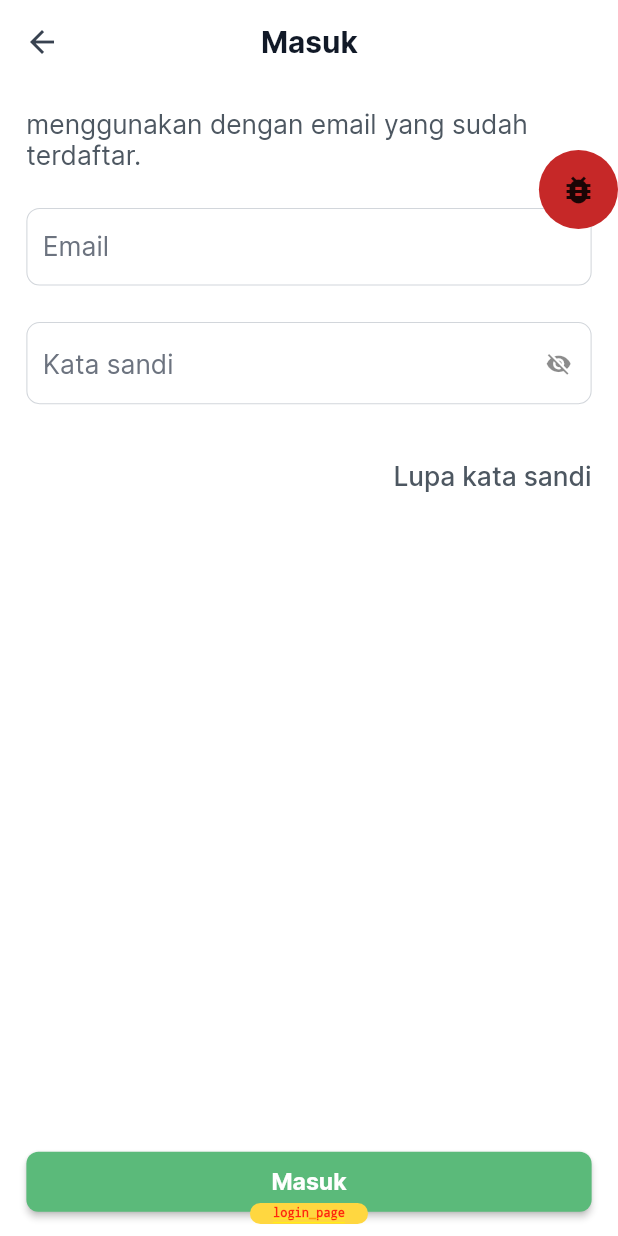
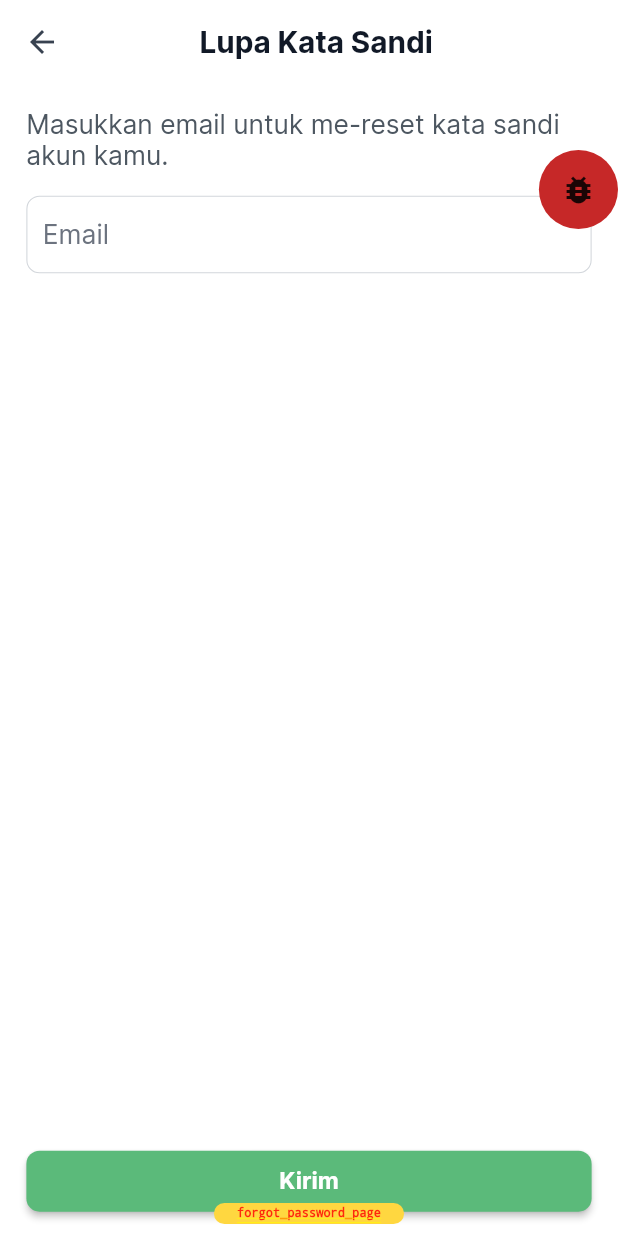
Before and after one commit to mrizkynurfajrie/Flowcy-Customer-Apps, a Flutter app: the PageLogin screen opened by its route, after a tap on "Lupa kata sandi", on a phone screen of 412 x 824 dp. Run offline on Flutter 3.47's test engine with Material 2 defaults, Android fonts, the phone set to English and light mode, and no system bars; our stand-ins replace dio, flutter_holo_date_picker, flutter_image_compress, flutter_screenutil, flutter_spinkit, flutter_svg and 7 more; missing offline and left inert: easy_mask; accounts and stored records are empty.

Commit message:
Forgot Password Page

```diff
--- a/lib/features/login/controller_login.dart
+++ b/lib/features/login/controller_login.dart
@@ -1,4 +1,6 @@
 import 'package:flowcy_customer/features/login/api_login.dart';
+import 'package:flowcy_customer/features/login/forgot_password/pages/form_input_email.dart';
+import 'package:flowcy_customer/features/login/forgot_password/pages/form_input_new_password.dart';
 import 'package:flutter/cupertino.dart';
 import 'package:get/get.dart';
 
@@ -6,6 +8,29 @@ class ControllerLogin extends GetxController {
   final ApiLogin api;
   ControllerLogin({required this.api});
 
+  //Controller Login - Global//
+  final formKey = GlobalKey<FormState>();
+
+  //Controller Login//
   var txtEmail = TextEditingController();
   var txtPassword = TextEditingController();
+
+  //Controller Forgot Password//
+  var txtForgotPasswordEmail = TextEditingController();
+  var txtForgotPassword = TextEditingController();
+  var emailAccount = '(email)'.obs;
+  var currentPage = 0.obs;
+  late PageController pageController;
+  final List<Widget> pages = [
+    const FormInputEmail(),
+    const FormInputNewPassword(),
+  ];
+  changePage(index) => currentPage.value = index;
+
+  @override
+  void onInit() async {
+    // TODO: implement onInit
+    pageController = PageController(initialPage: currentPage.value);
+    super.onInit();
+  }
 }
--- /dev/null
+++ b/lib/features/login/forgot_password/page_forgot_password.dart
@@ -0,0 +1,152 @@
+import 'package:flowcy_customer/features/login/api_login.dart';
+import 'package:flowcy_customer/features/login/controller_login.dart';
+import 'package:flowcy_customer/shared/constans/colors.dart';
+import 'package:flowcy_customer/shared/constans/styles.dart';
+import 'package:flowcy_customer/shared/widgets/buttons/button_primary.dart';
+import 'package:flowcy_customer/shared/widgets/pages/page_decoration_top.dart';
+import 'package:flutter/material.dart';
+import 'package:flutter_screenutil/flutter_screenutil.dart';
+import 'package:get/get.dart';
+
+class PageForgotPassword extends GetView<ControllerLogin> {
+  const PageForgotPassword({super.key});
+
+  @override
+  Widget build(BuildContext context) {
+    return PageDecorationTop(
+      resizeAvoidBottom: true,
+      title: "",
+      toolbarColor: AppColor.whiteColor,
+      backgroundColor: AppColor.whiteColor,
+      toolbarTitleColor: AppColor.neutral.shade700,
+      enableBack: true,
+      padding: EdgeInsets.zero,
+      center: Obx(
+        () => Padding(
+          padding: EdgeInsets.only(
+            left: controller.currentPage.value == 0 ? 77 : 78.5,
+          ),
+          child: Text(
+            controller.currentPage.value == 0
+                ? "Lupa Kata Sandi"
+                : "Kata Sandi Baru",
+            style: TextStyles.titleSmBold.copyWith(
+              color: AppColor.neutral.shade900,
+            ),
+          ),
+        ),
+      ),
+      onBackPressed: () {
+        var nextForm = controller.currentPage.value - 1;
+        if (nextForm >= 0) {
+          if (controller.currentPage.value == 1) {
+            controller.changePage(nextForm);
+            controller.pageController.animateToPage(
+              nextForm,
+              duration: Times.medium,
+              curve: Curves.easeInOut,
+            );
+          }
+        } else {
+          Get.back();
+        }
+      },
+      child: WillPopScope(
+        onWillPop: () async {
+          var nextForm = controller.currentPage.value - 1;
+          if (nextForm >= 0) {
+            if (controller.currentPage.value == 1) {
+              //condition 1
+            }
+            controller.changePage(nextForm);
+            controller.pageController.animateToPage(
+              nextForm,
+              duration: Times.medium,
+              curve: Curves.easeInOut,
+            );
+            return false;
+          } else {
+            return false;
+          }
+        },
+        child: SafeArea(
+          child: Padding(
+            padding: EdgeInsets.symmetric(
+              horizontal: 16.w,
+              vertical: 16.h,
+            ),
+            child: Stack(
+              alignment: AlignmentDirectional.bottomCenter,
+              children: [
+                Expanded(
+                  child: PageView(
+                    physics: const NeverScrollableScrollPhysics(),
+                    controller: controller.pageController,
+                    onPageChanged: (pageIndex) {
+                      controller.changePage(pageIndex);
+                    },
+                    children: controller.pages,
+                  ),
+                ),
+                Obx(
+                  () => ButtonPrimary(
+                    cornerRadius: 8.w,
+                    height: 40.h,
+                    size: 343.w,
+                    label:
+                        controller.currentPage.value == 0 ? "Kirim" : "Simpan",
+                    labelStyle: TextStyles.inter.copyWith(
+                      fontSize: FontSizes.s14,
+                      color: AppColor.whiteColor,
+                      fontWeight: FontWeight.w600,
+                    ),
+                    onPressed: () async {
+                      var nextForm = controller.currentPage.value + 1;
+                      if (nextForm < 5) {
+                        if (controller.currentPage.value == 0) {
+                          controller.changePage(nextForm);
+                          controller.pageController.animateToPage(
+                            nextForm,
+                            duration: Times.medium,
+                            curve: Curves.easeInOut,
+                          );
+                        } else {
+                          if (controller.currentPage.value == 1) {
+                            controller.changePage(nextForm);
+                            controller.pageController.animateToPage(
+                              nextForm,
+                              duration: Times.medium,
+                              curve: Curves.easeInOut,
+                            );
+                          } else {
+                            if (controller.currentPage.value == 2) {
+                              controller.changePage(nextForm);
+                              controller.pageController.animateToPage(
+                                nextForm,
+                                duration: Times.medium,
+                                curve: Curves.easeInOut,
+                              );
+                            } else {
+                              if (controller.currentPage.value == 3) {
+                                controller.changePage(nextForm);
+                                controller.pageController.animateToPage(
+                                  nextForm,
+                                  duration: Times.medium,
+                                  curve: Curves.easeInOut,
+                                );
+                              }
+                            }
+                          }
+                        }
+                      }
+                    },
+                  ),
+                ),
+              ],
+            ),
+          ),
+        ),
+      ),
+    );
+  }
+}
--- /dev/null
+++ b/lib/features/login/forgot_password/pages/form_input_email.dart
@@ -0,0 +1,41 @@
+import 'package:flowcy_customer/features/login/controller_login.dart';
+import 'package:flowcy_customer/shared/constans/colors.dart';
+import 'package:flowcy_customer/shared/constans/styles.dart';
+import 'package:flowcy_customer/shared/widgets/inputs/input_email.dart';
+import 'package:flutter/material.dart';
+import 'package:flutter_screenutil/flutter_screenutil.dart';
+import 'package:get/get.dart';
+
+class FormInputEmail extends GetView<ControllerLogin> {
+  const FormInputEmail({super.key});
+
+  @override
+  Widget build(BuildContext context) {
+    return Scaffold(
+      resizeToAvoidBottomInset: false,
+      backgroundColor: AppColor.whiteColor,
+      body: SafeArea(
+        child: Column(
+          children: [
+            //Widget 1 - Text Forgot Password - Input Email//
+            Text(
+              'Masukkan email untuk me-reset kata sandi akun kamu.',
+              style: TextStyles.inter.copyWith(
+                fontSize: FontSizes.s16,
+                color: AppColor.neutral.shade600,
+              ),
+            ),
+            verticalSpace(16.h),
+            //Widget 2 - Input Email//
+            InputEmail(
+              controller: controller.txtForgotPasswordEmail,
+              hintText: 'Email',
+              isValid: (value) {},
+              email: (value) {},
+            ),
+          ],
+        ),
+      ),
+    );
+  }
+}
--- a/lib/features/login/page_login.dart
+++ b/lib/features/login/page_login.dart
@@ -1,4 +1,5 @@
 import 'package:flowcy_customer/features/login/controller_login.dart';
+import 'package:flowcy_customer/routes/app_routes.dart';
 import 'package:flowcy_customer/shared/constans/colors.dart';
 import 'package:flowcy_customer/shared/constans/styles.dart';
 import 'package:flowcy_customer/shared/widgets/buttons/button_primary.dart';
@@ -68,7 +69,9 @@ class PageLogin extends GetView<ControllerLogin> {
               ),
               verticalSpace(32.h),
               GestureDetector(
-                onTap: () {},
+                onTap: () {
+                  Get.toNamed(Routes.forgotPasswordPage);
+                },
                 child: Text(
                   'Lupa kata sandi',
                   style: TextStyles.inter.copyWith(
--- a/lib/routes/app_pages.dart
+++ b/lib/routes/app_pages.dart
@@ -3,6 +3,7 @@ import 'package:flowcy_customer/features/api_log/page_api_log.dart';
 import 'package:flowcy_customer/features/initial/binding_initial.dart';
 import 'package:flowcy_customer/features/initial/page_initial.dart';
 import 'package:flowcy_customer/features/login/binding_login.dart';
+import 'package:flowcy_customer/features/login/forgot_password/page_forgot_password.dart';
 import 'package:flowcy_customer/features/login/page_login.dart';
 import 'package:flowcy_customer/features/register/binding_register.dart';
 import 'package:flowcy_customer/features/register/page_register.dart';
@@ -40,5 +41,10 @@ class AppPages {
       page: () => const PageLogin(),
       binding: BindingLogin(),
     ),
+    GetPage(
+      name: Routes.forgotPasswordPage,
+      page: () => const PageForgotPassword(),
+      binding: BindingLogin(),
+    ),
   ];
 }
--- a/lib/routes/app_routes.dart
+++ b/lib/routes/app_routes.dart
@@ -5,4 +5,5 @@ abstract class Routes{
   static const apiLog = '/api_log_page';
   static const registerpage = '/register_page';
   static const loginPage = '/login_page';
+  static const forgotPasswordPage = '/forgot_password_page';
 }
```
Also changed, not shown: lib/features/login/forgot_password/pages/form_input_new_password.dart (added, +49 -0 lines).
